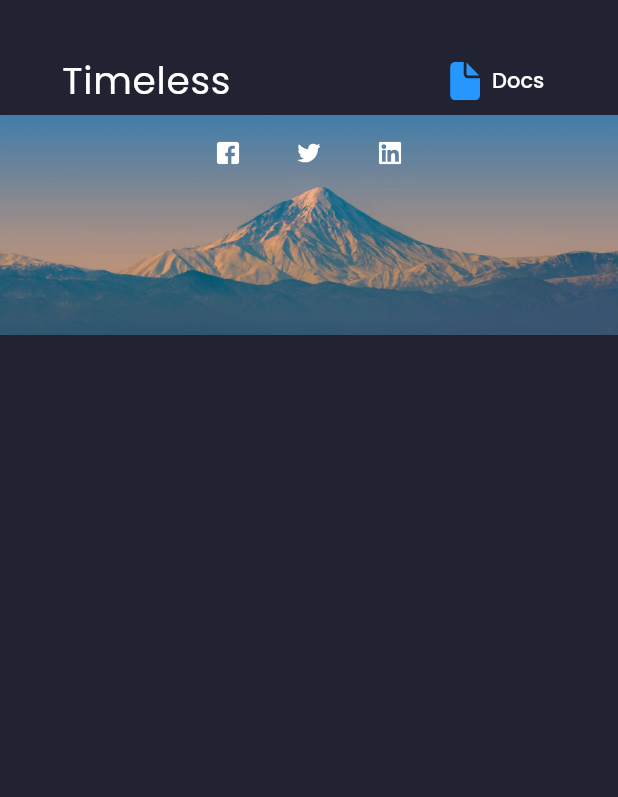
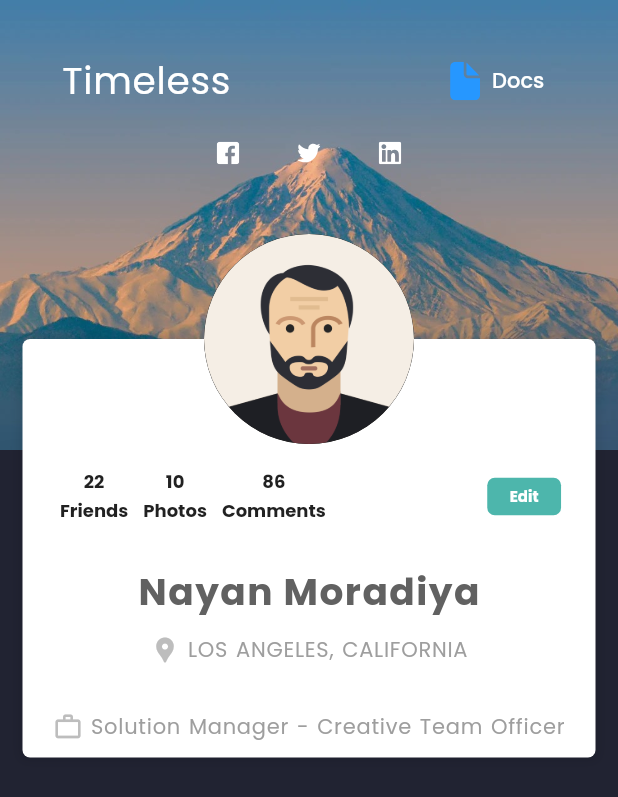
Before and after one commit to nayan-sohamtech/web, a Flutter app: the screen it shows after launch, on a phone screen of 412 x 824 dp. Shown: the top 797 px of the screen. Run offline on Flutter 3.47's test engine with Material 2 defaults, Android fonts, the phone set to English and light mode, and no system bars; our stand-ins replace data_table_2, fl_chart, flutter_svg, get, google_fonts.

Commit message:
third commit

```diff
--- a/lib/constants/re_usable_button.dart
+++ b/lib/constants/re_usable_button.dart
@@ -25,3 +25,30 @@ Widget logoButton(String path) => Container(
         onPressed: () {},
       ),
     );
+
+Widget normalButton(String label, Color txtcolor, String path, Color iconColor,
+        Color backColor) =>
+    InkWell(
+      onTap: () {},
+      child: Container(
+        margin: const EdgeInsets.symmetric(horizontal: 3),
+        padding: const EdgeInsets.symmetric(horizontal: 15, vertical: 5),
+        decoration: BoxDecoration(
+            color: backColor, borderRadius: BorderRadius.circular(5)),
+        child: Row(
+          crossAxisAlignment: CrossAxisAlignment.center,
+          children: [
+            if (path != '') Image.asset(path, color: iconColor, width: 15),
+            if (path != '') const SizedBox(width: 5),
+            Text(
+              label,
+              style: TextStyle(
+                fontSize: 10,
+                color: txtcolor,
+                fontWeight: FontWeight.w700,
+              ),
+            ),
+          ],
+        ),
+      ),
+    );
--- a/lib/pages/profile/profile_page.dart
+++ b/lib/pages/profile/profile_page.dart
@@ -1,5 +1,6 @@
 import 'package:flutter/material.dart';
 import 'package:flutter_web_dashboard/pages/profile/widgets/header_panel.dart';
+import 'package:flutter_web_dashboard/pages/profile/widgets/profile_panel.dart';
 import 'package:flutter_web_dashboard/pages/profile/widgets/top_background.dart';
 
 class ProfilePage extends StatelessWidget {
@@ -11,12 +12,15 @@ class ProfilePage extends StatelessWidget {
       body: SafeArea(
           child: Stack(
         children: [
-          TopBackground(),
+          const TopBackground(),
           SingleChildScrollView(
             scrollDirection: Axis.vertical,
             child: Column(
               crossAxisAlignment: CrossAxisAlignment.center,
-              children: [HeaderPanel()],
+              children: [
+                HeaderPanel(),
+                const ProfilePanel(),
+              ],
             ),
           )
         ],
--- a/lib/pages/profile/widgets/header_panel.dart
+++ b/lib/pages/profile/widgets/header_panel.dart
@@ -4,7 +4,6 @@ import 'package:flutter_web_dashboard/helpers/reponsiveness.dart';
 
 class HeaderPanel extends StatelessWidget {
   late bool isScreen;
-
   @override
   Widget build(BuildContext context) {
     isScreen = ResponsiveWidget.isSmallScreen(context) ? true : false;
--- a/lib/pages/profile/widgets/profile_design.dart
+++ b/lib/pages/profile/widgets/profile_design.dart
@@ -1,6 +1,7 @@
 import 'package:flutter/material.dart';
 
 import 'package:flutter_web_dashboard/helpers/reponsiveness.dart';
+import 'package:flutter_web_dashboard/pages/profile/widgets/profile_info.dart';
 
 class ProfileDesign extends StatelessWidget {
   const ProfileDesign({super.key});
@@ -10,13 +11,21 @@ class ProfileDesign extends StatelessWidget {
     double width = MediaQuery.of(context).size.width;
     return Container(
       width: width,
-      margin: EdgeInsets.only(top: 70),
+      margin: const EdgeInsets.only(top: 70),
       padding: EdgeInsets.fromLTRB(
           10, ResponsiveWidget.isSmallScreen(context) ? 80 : 20, 10, 10),
       decoration: BoxDecoration(
         color: Colors.white,
         borderRadius: BorderRadius.circular(5),
+        boxShadow: [
+          BoxShadow(
+            color: Colors.black.withOpacity(0.1),
+            blurRadius: 5,
+            spreadRadius: 2,
+          ),
+        ],
       ),
+      child: ProfileInFo(),
     );
   }
 }
--- /dev/null
+++ b/lib/pages/profile/widgets/profile_info.dart
@@ -0,0 +1,94 @@
+import 'package:flutter/material.dart';
+import 'package:flutter_web_dashboard/constants/re_usable_button.dart';
+import 'package:flutter_web_dashboard/constants/re_usable_text.dart';
+import 'package:flutter_web_dashboard/helpers/reponsiveness.dart';
+
+class ProfileInFo extends StatelessWidget {
+  String data =
+      'An artist of considerable range, Jenna the name taken by Melbourne-raised, Brooklyn-based Nick Murphy writes, performs and records all of his own music, giving it a warm, intimate feel with a solid groove structure. An artist of considerable range.';
+  late bool isScreen;
+
+  @override
+  Widget build(BuildContext context) {
+    isScreen = ResponsiveWidget.isSmallScreen(context) ? true : false;
+    return Column(
+      crossAxisAlignment: CrossAxisAlignment.center,
+      children: [
+        /// card header
+        SizedBox(
+          width: double.infinity,
+          child: Row(
+            crossAxisAlignment: CrossAxisAlignment.center,
+            children: [
+              const Spacer(flex: 1),
+              socialValue('Friends', 22),
+              socialValue('Photos', 10),
+              socialValue('Comments', 86),
+              const Spacer(flex: 10),
+              normalButton(
+                  'Edit', Colors.white, '', Colors.white, Colors.teal.shade300),
+              const Spacer(flex: 1),
+            ],
+          ),
+        ),
+        SizedBox(height: isScreen ? 20 : 50),
+        largeBoldTextBlack('Nayan Moradiya'),
+        const SizedBox(height: 10),
+        Row(
+          mainAxisAlignment: MainAxisAlignment.center,
+          crossAxisAlignment: CrossAxisAlignment.center,
+          children: [
+            Icon(
+              Icons.location_pin,
+              size: 20,
+              color: Colors.grey.shade400,
+            ),
+            const SizedBox(width: 5),
+            normalGreyText('LOS ANGELES, CALIFORNIA'),
+          ],
+        ),
+        const SizedBox(height: 30),
+        Row(
+          mainAxisAlignment: MainAxisAlignment.center,
+          crossAxisAlignment: CrossAxisAlignment.center,
+          children: [
+            Icon(
+              Icons.work_outline,
+              size: 20,
+              color: Colors.grey.shade400,
+            ),
+            const SizedBox(width: 5),
+            normalGreyText('Solution Manager - Creative Team Officer'),
+          ],
+        ),
+      ],
+    );
+  }
+
+  Widget socialValue(String label, int value) => Container(
+        padding: const EdgeInsets.all(5),
+        height: 50,
+        child: Column(
+          mainAxisAlignment: MainAxisAlignment.spaceEvenly,
+          crossAxisAlignment: CrossAxisAlignment.center,
+          children: [
+            Text(
+              '$value',
+              style: TextStyle(
+                color: Colors.grey[900],
+                fontSize: 12,
+                fontWeight: FontWeight.bold,
+              ),
+            ),
+            Text(
+              label,
+              style: TextStyle(
+                color: Colors.grey[900],
+                fontSize: 12,
+                fontWeight: FontWeight.bold,
+              ),
+            ),
+          ],
+        ),
+      );
+}
--- a/lib/pages/profile/widgets/profile_panel.dart
+++ b/lib/pages/profile/widgets/profile_panel.dart
@@ -2,7 +2,6 @@ import 'package:flutter/material.dart';
 
 import 'package:flutter_web_dashboard/helpers/reponsiveness.dart';
 import 'package:flutter_web_dashboard/pages/profile/widgets/profile_design.dart';
-import 'package:flutter_web_dashboard/widgets/top_nav.dart';
 
 class ProfilePanel extends StatelessWidget {
   const ProfilePanel({super.key});
@@ -14,7 +13,22 @@ class ProfilePanel extends StatelessWidget {
     return Container(
       margin: EdgeInsets.fromLTRB(isScreen ? 15 : width / 10,
           isScreen ? 0 : 150, isScreen ? 15 : width / 10, 10),
-      child: Stack(children: [ProfileDesign()]),
+      child: Stack(
+        children: [
+          const ProfileDesign(),
+          Expanded(
+            child: Container(
+              alignment: Alignment.center,
+              child: profileImage(),
+            ),
+          ),
+        ],
+      ),
     );
   }
+
+  Widget profileImage() => const CircleAvatar(
+        radius: 70,
+        backgroundImage: AssetImage("assets/images/person.png"),
+      );
 }
--- a/lib/pages/profile/widgets/top_background.dart
+++ b/lib/pages/profile/widgets/top_background.dart
@@ -11,7 +11,10 @@ class TopBackground extends StatelessWidget {
     return Container(
       width: width,
       height: ResponsiveWidget.isSmallScreen(context) ? 300 : 450,
-      child: Image.asset("assets/images/mount.png"),
+      child: Image.asset(
+        "assets/images/mount.png",
+        fit: BoxFit.cover,
+      ),
     );
   }
 }
```
Also changed, not shown: assets/images/person.png (added).
